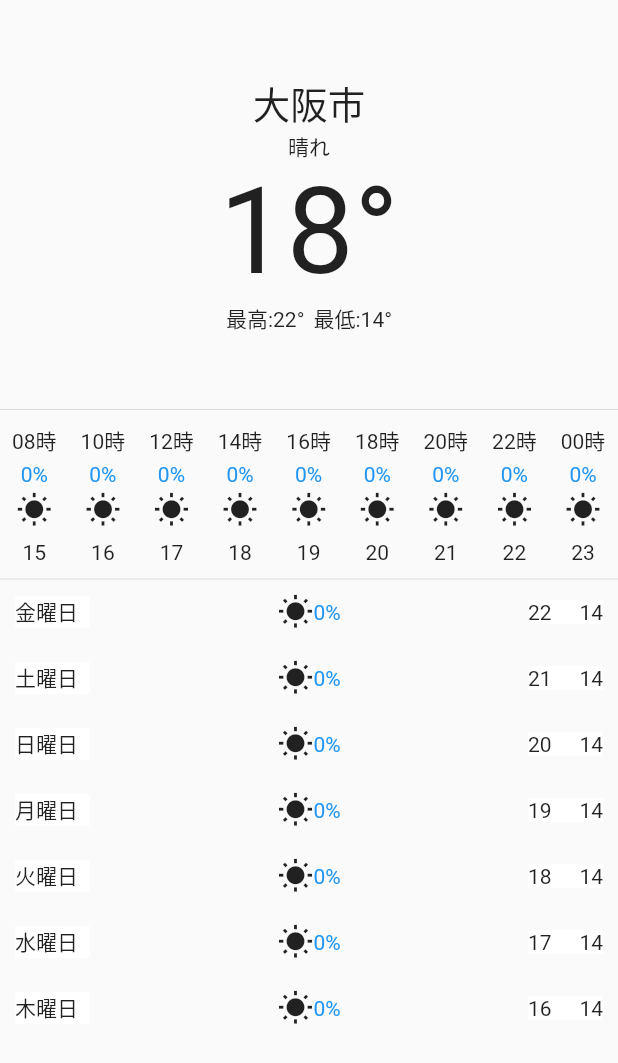
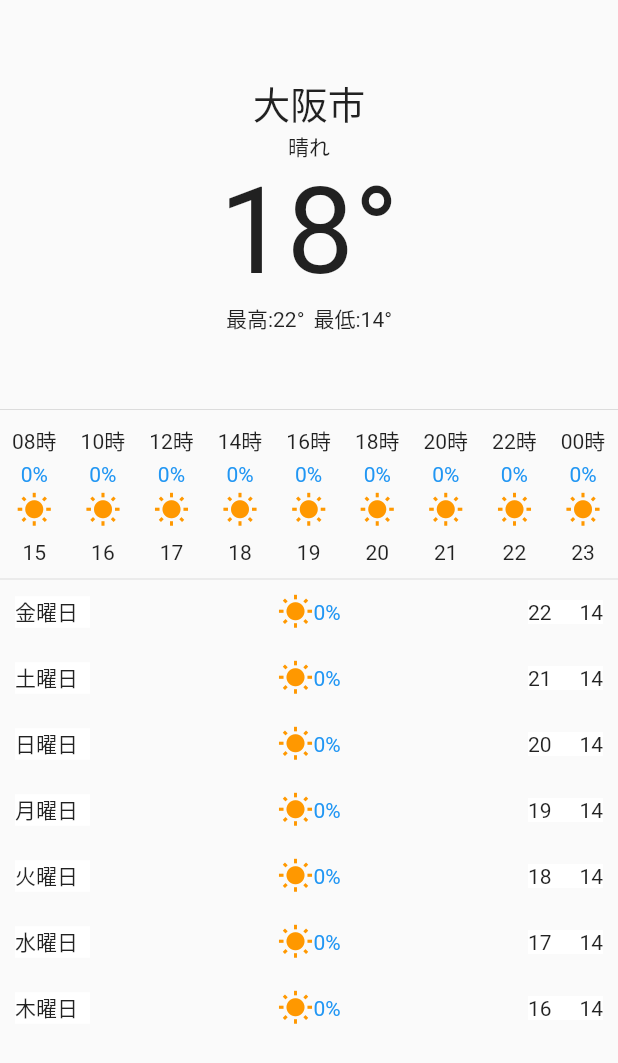
Before and after one commit to Toshiki-Nakamura/weather_forecast, a Flutter app: the screen it shows after launch, on a phone screen of 412 x 824 dp. Shown: the top 1063 px of the screen. Run offline on Flutter 3.47's test engine with Material 2 defaults, Android fonts, the phone set to English and light mode, and no system bars.

Commit message:
Add WeatherIcons Map

```diff
--- a/lib/top_page.dart
+++ b/lib/top_page.dart
@@ -1,3 +1,4 @@
+import 'package:flutter/cupertino.dart';
 import 'package:flutter/material.dart';
 import 'package:intl/intl.dart';
 import 'package:weather_forecast/weather.dart';
@@ -12,7 +13,7 @@ class TopPage extends StatefulWidget {
 class _TopPageState extends State<TopPage> {
   Weather currentWeather = Weather(temp: 18, descripttion: '晴れ', tempMax: 22, tempMin: 14);
 
-  List<Weather> perHourWeather = List.generate(14, (i) =>
+  List<Weather> perHourWeather = List.generate(15, (i) =>
     Weather(temp: 15+i,descripttion: '晴れ',tempMax: 22,tempMin: 14,time: DateTime(2022,9,16,8+(i*2)),rainyPercent: 0)
   );
 
@@ -21,6 +22,12 @@ class _TopPageState extends State<TopPage> {
   );
 
   List<String> weekDay = ['月','火', '水', '木', '金', '土', '日'];
+
+  Map<String, Icon> WeatherIcons = {
+    '晴れ': const Icon(Icons.wb_sunny_sharp, color: Colors.orange),
+    '雨': const Icon(CupertinoIcons.cloud_rain, color: Colors.blue),
+    '曇り': const Icon(Icons.wb_cloudy_sharp, color: Colors.grey),
+  };
 
   @override
   Widget build(BuildContext context) {
@@ -59,7 +66,7 @@ class _TopPageState extends State<TopPage> {
                       Padding(padding: const EdgeInsets.symmetric(vertical: 4),
                         child: Text('${weather.rainyPercent}%', style: const TextStyle(color: Colors.blue),),
                       ),
-                      const Icon(Icons.wb_sunny_sharp),
+                      WeatherIcons[weather.descripttion] ?? const Icon(CupertinoIcons.snow),
                       Padding(padding: const EdgeInsets.only(top: 8), child: Text('${weather.temp}'),),
                     ]
                   ),
@@ -84,7 +91,7 @@ class _TopPageState extends State<TopPage> {
                         ),
                         Row(
                           children: [
-                            const Icon(Icons.wb_sunny_sharp),
+                            WeatherIcons[weather.descripttion] ?? const Icon(CupertinoIcons.snow),
                             Text('${weather.rainyPercent}%', style: const TextStyle(color: Colors.blue),),
                           ],
                         ),
```
